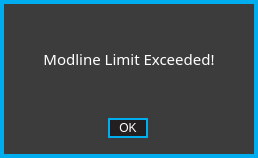
First picture: the form in standalone/advanced/forms/modlineWarningFormWin.ui, repository Muse-Kinetics/softstep_editor, before the edit.
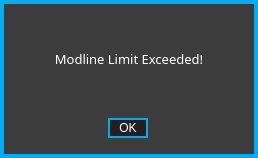
Second picture: the form after the edit.

```diff
--- a/standalone/advanced/forms/modlineWarningFormWin.ui
+++ b/standalone/advanced/forms/modlineWarningFormWin.ui
@@ -34,84 +34,22 @@
 /* ---------- QLabels ------------*/
 QLabel
 {
-	background:		rgba(0,0,0,0);
+	background:	rgba(0,0,0,0);
 	color: 				white;
-	font: 				11pt &quot;Futura&quot;;
-	border:				none;
+	font: 				10pt &quot;Futura-Normal&quot;;
+	border:			none;
 }
 
 QLabel:hover
 {
-	border:				none;
-}
-
-/* ---------- QSpinBox ------------*/
-QSpinBox
-{
-	font: 10pt &quot;Futura&quot;;
-	border: 2px solid rgb(0,174,239);
-	background-color: rgba(0, 0, 0, 255);
-	color: white;
-	padding:0, 3, 0, 0;
-}
-
-QSpinBox::focus
-{
-	border: none;
-	outline: none;
-}
-
-/* ---------- QLineEdit ------------*/
-QLineEdit
-{
-	font: 10pt &quot;Futura&quot;;
-	background: rgba(0,174,239,0);
-	border: 2px solid rgba(0,174,239,255);
-	border-radius: 0px;
-	color: white;
-	padding-left: 2px;
-	padding-bottom: 2px;
-}
-
-QLineEdit:focus
-{
-	font: 10pt &quot;Futura&quot;;
-	background: rgba(0,174,239,0);
-	border: 2px solid white;
-	border-radius: 0px;
-	color: white;
-	padding-left: 2px;
-	padding-bottom: 2px;
-}
-
-/* ---------- QCheckBox ------------*/
-QCheckBox
-{
-	font: 10pt &quot;Futura&quot;;
-	background:rgba(0,174,239,0);
-	color: white;
-	padding:0, 3, 0, 0;
-	border: none;
-}
-
-QCheckBox:focus
-{
-	background:rgba(0,174,239,0);
-}
-
-
-/* ------- QStackedWidget ---------*/
-QStackedWidget
-{
-border-top: 1px solid white;
-background: black;
+	border:	none;
 }
 
 /*---------- QPushButton ---------*/
 QPushButton
 {
 	border: 2px solid rgba(0,174,239,255);
-	font: 10pt &quot;Futura&quot;;
+	font: 10pt &quot;Futura-Normal&quot;;
 	color: white;
 }
 
@@ -122,21 +60,6 @@
 	background: rgba(0,174,239,255);
 	color: white;
 }
-
-/*---------- QProgress Bar ---------*/
-QProgressBar 
-{
-border: 2px solid rgb(60, 60, 60);
-padding: 0px;
-background: white;
- }
-
-QProgressBar::chunk
-{
-background-color: rgba(0,174,239,255);
-border-radius: 1px;
-}
-
 </string>
   </property>
   <widget class="QFrame" name="warningFrame">
@@ -197,8 +120,8 @@
      </property>
      <property name="font">
       <font>
-       <family>Futura</family>
-       <pointsize>11</pointsize>
+       <family>Futura-Normal</family>
+       <pointsize>10</pointsize>
        <weight>50</weight>
        <italic>false</italic>
        <bold>false</bold>
```
Left out of the diff: 2 changed lines with no effect on the pictures.
